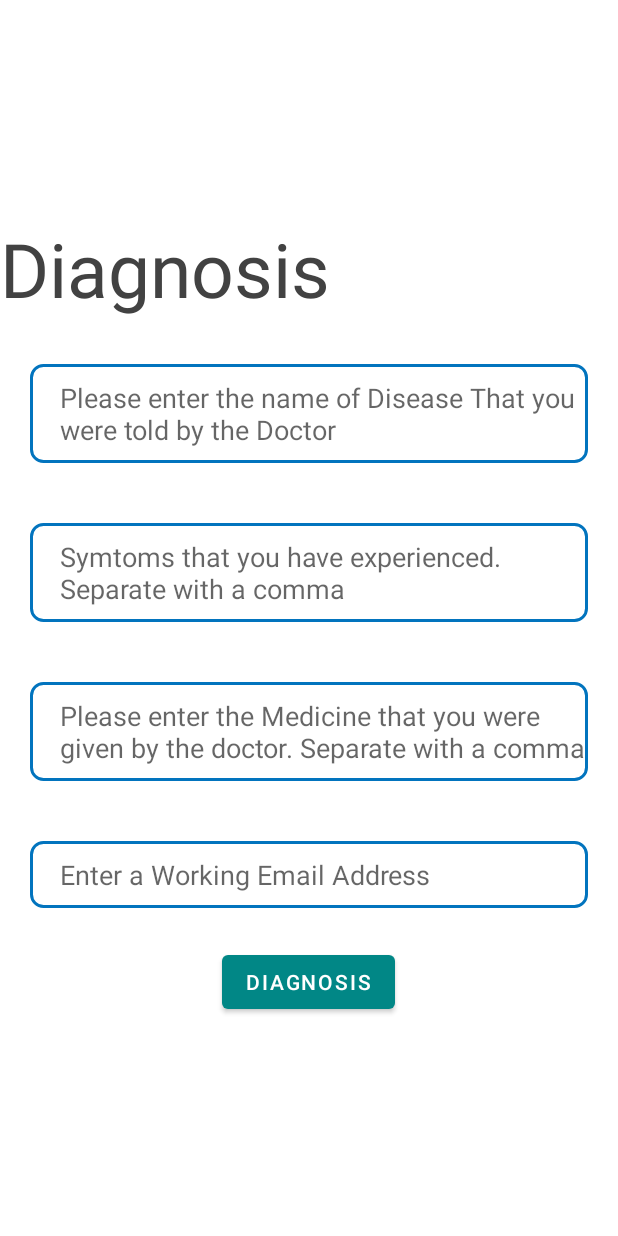
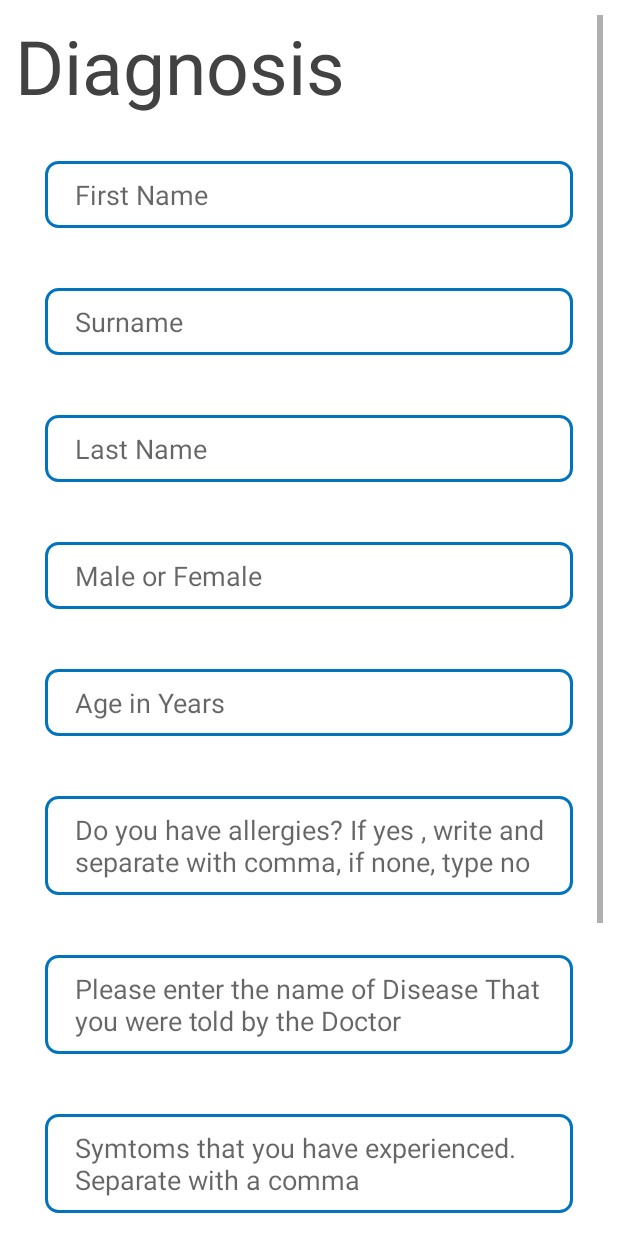
Before and after one commit to bravine6/MedicaApp, an Android app: the layout activity_sickness.xml on its own in the app's theme, with its tools: preview values and no code run, on a phone screen of 412 x 824 dp. Run offline under Robolectric (Android 15) with nearby library versions, the phone set to English and light mode, and no system bars.

Commit message:
Initial Commit

```diff
--- a/app/src/main/AndroidManifest.xml
+++ b/app/src/main/AndroidManifest.xml
@@ -12,7 +12,8 @@
         android:roundIcon="@mipmap/ic_launcher_round"
         android:supportsRtl="true"
         android:theme="@style/Theme.DATABAZEENCRYPTION">
-        <activity android:name=".VerificationActivity2"></activity>
+        <activity android:name=".Decider"></activity>
+        <activity android:name=".VerificationActivity2" />
         <activity android:name=".PatientInfo" />
         <activity android:name=".Panel" />
         <activity android:name=".Sickness" />
--- a/app/src/main/java/com/example/databazeencryption/DoctorLogin.java
+++ b/app/src/main/java/com/example/databazeencryption/DoctorLogin.java
@@ -66,11 +66,11 @@ public class DoctorLogin extends AppCompatActivity {
                     @Override
                     public void onComplete(@NonNull Task<AuthResult> task) {
                         if (task.isSuccessful()) {
-                            DatabaseReference myref = firebaseDatabase.getReference("users").child(firebaseAuth.getCurrentUser().getUid()).child(firebaseAuth.getCurrentUser().getUid()).child("usertype");
+                            DatabaseReference myref = firebaseDatabase.getReference("categories").child(firebaseAuth.getCurrentUser().getUid()).child(firebaseAuth.getCurrentUser().getUid()).child("usertype");
                             myref.addValueEventListener(new ValueEventListener() {
                                 @Override
                                 public void onDataChange(@NonNull @NotNull DataSnapshot snapshot) {
-                                    if(snapshot.getValue(String.class).equals("users"))
+                                    if(snapshot.getValue(String.class).equals("doctor"))
                                     {
                                         emailaddressdoctor.setText("");
                                         passworddoctor.setText("");
--- a/app/src/main/java/com/example/databazeencryption/RegisterDoctor.java
+++ b/app/src/main/java/com/example/databazeencryption/RegisterDoctor.java
@@ -71,7 +71,7 @@ public class RegisterDoctor extends AppCompatActivity {
                         if(task.isSuccessful())
                         {
 
-                            DatabaseReference myRef = mydatabase.getReference("users").child(firebaseAuth.getCurrentUser().getUid()).child(firebaseAuth.getCurrentUser().getUid());
+                            DatabaseReference myRef = mydatabase.getReference("categories").child(firebaseAuth.getCurrentUser().getUid()).child(firebaseAuth.getCurrentUser().getUid());
                             Model2 model = new Model2(firebaseAuth.getCurrentUser().getUid(),usertype);
                             myRef.setValue(model);
                             startActivity(new Intent(getApplicationContext(), VerificationActivity2.class));
--- a/app/src/main/res/layout/activity_sickness.xml
+++ b/app/src/main/res/layout/activity_sickness.xml
@@ -1,10 +1,16 @@
 <?xml version="1.0" encoding="utf-8"?>
+<ScrollView xmlns:android="http://schemas.android.com/apk/res/android"
+    android:layout_width="fill_parent"
+    android:layout_height="fill_parent"
+    android:orientation="vertical"
+    android:padding="10dp"
+    android:fillViewport="true">
+
+
 <LinearLayout xmlns:android="http://schemas.android.com/apk/res/android"
     xmlns:tools="http://schemas.android.com/tools"
     android:layout_width="match_parent"
     android:orientation="vertical"
-    android:layout_gravity="center"
-    android:gravity="center"
     android:layout_height="match_parent"
     tools:context=".MainActivity">
 
@@ -19,6 +25,113 @@
         android:paddingLeft="50dp"
         android:paddingStart="0dp"
         tools:ignore="HardcodedText,RtlSymmetry" />
+
+    <EditText
+        android:layout_width="match_parent"
+        android:layout_height="wrap_content"
+        android:id="@+id/fname5"
+        android:background="@drawable/sb"
+        android:paddingLeft="20dp"
+        android:layout_marginTop="30dp"
+        android:hint="First Name"
+        android:paddingTop="10dp"
+        android:paddingBottom="10dp"
+        android:layout_marginBottom="10dp"
+        android:inputType="textPersonName"
+        android:layout_marginLeft="20dp"
+        android:layout_marginRight="20dp"
+        tools:ignore="TextFields"
+        android:paddingStart="20dp" />
+
+    <EditText
+        android:layout_width="match_parent"
+        android:layout_height="wrap_content"
+        android:id="@+id/surname"
+        android:background="@drawable/sb"
+        android:paddingLeft="20dp"
+        android:layout_marginTop="30dp"
+        android:hint="Surname"
+        android:paddingTop="10dp"
+        android:paddingBottom="10dp"
+        android:layout_marginBottom="10dp"
+        android:inputType="text"
+        android:layout_marginLeft="20dp"
+        android:layout_marginRight="20dp"
+        tools:ignore="TextFields"
+        android:paddingStart="20dp" />
+
+    <EditText
+        android:layout_width="match_parent"
+        android:layout_height="wrap_content"
+        android:id="@+id/sname5"
+        android:background="@drawable/sb"
+        android:paddingLeft="20dp"
+        android:layout_marginTop="30dp"
+        android:hint="Last Name"
+        android:paddingTop="10dp"
+        android:paddingBottom="10dp"
+        android:layout_marginBottom="10dp"
+        android:inputType="textPersonName"
+        android:layout_marginLeft="20dp"
+        android:layout_marginRight="20dp"
+        tools:ignore="TextFields"
+        android:paddingStart="20dp" />
+
+
+
+    <EditText
+        android:layout_width="match_parent"
+        android:layout_height="wrap_content"
+        android:id="@+id/gender"
+        android:background="@drawable/sb"
+        android:paddingLeft="20dp"
+        android:layout_marginTop="30dp"
+        android:hint="Male or Female"
+        android:paddingTop="10dp"
+        android:paddingBottom="10dp"
+        android:layout_marginBottom="10dp"
+        android:inputType="text"
+        android:layout_marginLeft="20dp"
+        android:layout_marginRight="20dp"
+        tools:ignore="TextFields"
+        android:paddingStart="20dp" />
+
+    <EditText
+        android:layout_width="match_parent"
+        android:layout_height="wrap_content"
+        android:id="@+id/age"
+        android:background="@drawable/sb"
+        android:paddingLeft="20dp"
+        android:layout_marginTop="30dp"
+        android:hint="Age in Years"
+        android:paddingTop="10dp"
+        android:paddingBottom="10dp"
+        android:layout_marginBottom="10dp"
+        android:inputType="number"
+        android:layout_marginLeft="20dp"
+        android:layout_marginRight="20dp"
+        tools:ignore="TextFields"
+        android:paddingStart="20dp" />
+
+    <EditText
+        android:layout_width="match_parent"
+        android:layout_height="wrap_content"
+        android:id="@+id/all5"
+        android:background="@drawable/sb"
+        android:paddingLeft="20dp"
+        android:layout_marginTop="30dp"
+        android:hint="Do you have allergies? If yes , write and separate with comma, if none, type no"
+        android:paddingTop="10dp"
+        android:paddingBottom="10dp"
+        android:layout_marginBottom="10dp"
+        android:inputType="textMultiLine"
+        android:layout_marginLeft="20dp"
+        android:layout_marginRight="20dp"
+        tools:ignore="TextFields"
+        android:paddingStart="20dp" />
+
+
+
 
     <EditText
         android:layout_width="match_parent"
@@ -102,3 +215,4 @@
 
 
 </LinearLayout>
+</ScrollView>
```
Also changed, not shown: app/src/main/java/com/example/databazeencryption/Decider.java (added, +38 -0 lines), app/src/main/java/com/example/databazeencryption/Encryption.java (added, +98 -0 lines), app/src/main/java/com/example/databazeencryption/Model.java (+58 -4 lines), app/src/main/java/com/example/databazeencryption/Panel.java (+76 -5 lines), app/src/main/java/com/example/databazeencryption/PatientInfo.java (+27 -52 lines), app/src/main/java/com/example/databazeencryption/PatientLogin.java (+8 -8 lines), app/src/main/java/com/example/databazeencryption/RegisterPatient.java (+7 -5 lines), app/src/main/java/com/example/databazeencryption/Sickness.java (+23 -7 lines), app/src/main/java/com/example/databazeencryption/Viewholder1.java (+10 -1 lines), app/src/main/java/com/example/databazeencryption/Viewholder2.java (+7 -1 lines), app/src/main/res/layout/activity_decider.xml (added, +46 -0 lines), app/src/main/res/layout/samplepatient.xml (+64 -0 lines).
